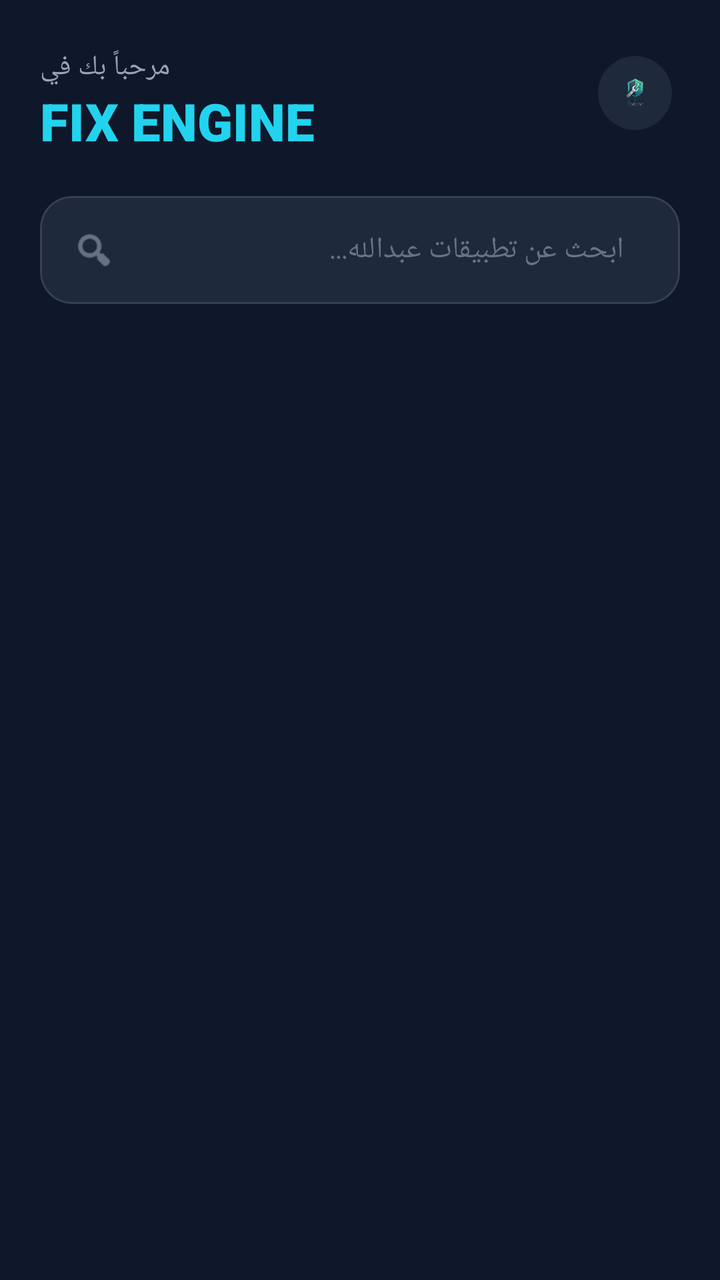
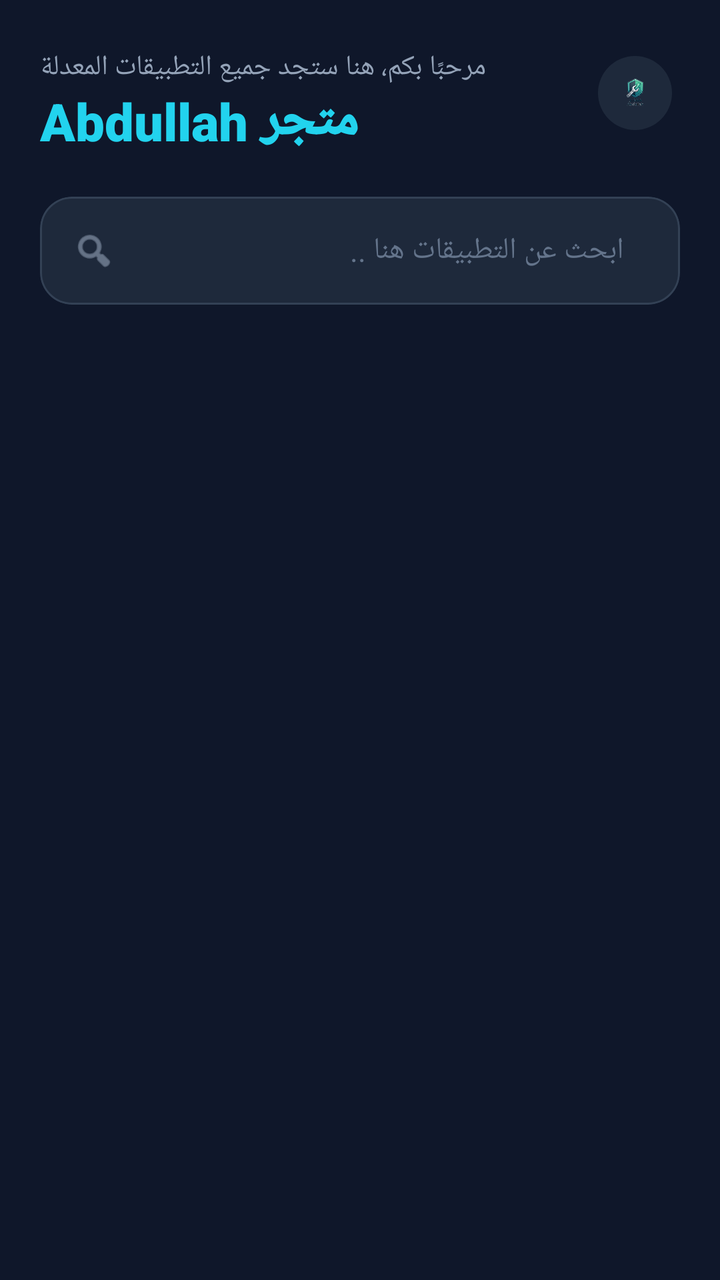

Before-and-after screenshots of an Android layout around one commit, followed by the original layout XML and the change that was made.
<!-- AndroidManifest.xml: application theme Theme.FixEngine -->
<!-- res/layout/activity_main.xml -->
<?xml version="1.0" encoding="utf-8"?>
<androidx.coordinatorlayout.widget.CoordinatorLayout 
    xmlns:android="http://schemas.android.com/apk/res/android"
    xmlns:app="http://schemas.android.com/apk/res-auto"
    xmlns:tools="http://schemas.android.com/tools"
    android:layout_width="match_parent"
    android:layout_height="match_parent"
    android:background="#0F172A"
    tools:context=".MainActivity">

    
    <com.google.android.material.appbar.AppBarLayout
        android:id="@+id/appBar"
        android:layout_width="match_parent"
        android:layout_height="wrap_content"
        android:background="#0F172A"
        app:elevation="0dp">

        
        <com.google.android.material.appbar.CollapsingToolbarLayout
            android:layout_width="match_parent"
            android:layout_height="wrap_content"
            app:layout_scrollFlags="scroll|exitUntilCollapsed">

            <LinearLayout
                android:layout_width="match_parent"
                android:layout_height="wrap_content"
                android:orientation="vertical"
                android:paddingTop="24dp"
                android:paddingHorizontal="20dp"
                android:paddingBottom="12dp">

                <RelativeLayout
                    android:layout_width="match_parent"
                    android:layout_height="wrap_content"
                    android:layout_marginBottom="20dp">

                    <LinearLayout
                        android:layout_width="wrap_content"
                        android:layout_height="wrap_content"
                        android:orientation="vertical">
                        <TextView
                            android:layout_width="wrap_content"
                            android:layout_height="wrap_content"
                            android:text="مرحباً بك في"
                            android:textColor="#94A3B8"
                            android:textSize="14sp" />
                        <TextView
                            android:layout_width="wrap_content"
                            android:layout_height="wrap_content"
                            android:text="FIX ENGINE"
                            android:textColor="#22D3EE"
                            android:textSize="26sp"
                            android:fontFamily="sans-serif-black" />
                    </LinearLayout>

                    
                    <com.google.android.material.imageview.ShapeableImageView
                        android:layout_width="45dp"
                        android:layout_height="45dp"
                        android:layout_alignParentEnd="true"
                        android:src="@drawable/ic_launcher_foreground"
                        android:background="#1E293B"
                        android:padding="4dp"
                        app:shapeAppearanceOverlay="@style/CircleImage" />
                </RelativeLayout>

                
                <com.google.android.material.card.MaterialCardView
                    android:id="@+id/searchCard"
                    android:layout_width="match_parent"
                    android:layout_height="54dp"
                    app:cardBackgroundColor="#1E293B"
                    app:cardCornerRadius="16dp"
                    app:cardElevation="0dp"
                    app:strokeColor="#334155"
                    app:strokeWidth="1dp">

                    <LinearLayout
                        android:layout_width="match_parent"
                        android:layout_height="match_parent"
                        android:gravity="center_vertical"
                        android:orientation="horizontal"
                        android:paddingHorizontal="16dp">

                        <ImageView
                            android:layout_width="22dp"
                            android:layout_height="22dp"
                            android:src="@android:drawable/ic_menu_search"
                            app:tint="#94A3B8" />

                        <EditText
                            android:id="@+id/etSearch"
                            android:layout_width="match_parent"
                            android:layout_height="match_parent"
                            android:background="@android:color/transparent"
                            android:hint="ابحث عن تطبيقات عبدالله..."
                            android:textColorHint="#64748B"
                            android:textColor="#F8FAFC"
                            android:textSize="15sp"
                            android:paddingHorizontal="12dp"
                            android:inputType="text" />
                    </LinearLayout>
                </com.google.android.material.card.MaterialCardView>
            </LinearLayout>
        </com.google.android.material.appbar.CollapsingToolbarLayout>

        
        <com.google.android.material.tabs.TabLayout
            android:id="@+id/tabLayoutMain"
            android:layout_width="match_parent"
            android:layout_height="56dp"
            android:background="#0F172A"
            app:tabIndicatorFullWidth="false"
            app:tabIndicatorHeight="3dp"
            app:tabIndicatorGravity="bottom"
            app:tabIndicatorColor="#22D3EE"
            app:tabSelectedTextColor="#22D3EE"
            app:tabTextColor="#94A3B8"
            app:tabTextAppearance="@style/CustomTabText"
            app:tabRippleColor="@android:color/transparent"/>

        
        <ProgressBar
            android:id="@+id/progressBar"
            style="?android:attr/progressBarStyleHorizontal"
            android:layout_width="match_parent"
            android:layout_height="4dp"
            android:indeterminate="true"
            android:visibility="gone"
            android:indeterminateTint="#22D3EE" />

    </com.google.android.material.appbar.AppBarLayout>

    
    <androidx.viewpager2.widget.ViewPager2
        android:id="@+id/viewPagerMain"
        android:layout_width="match_parent"
        android:layout_height="match_parent"
        android:background="#0F172A"
        app:layout_behavior="@string/appbar_scrolling_view_behavior" />

</androidx.coordinatorlayout.widget.CoordinatorLayout>
<!-- resources referenced by this layout -->
<resources>
  <!-- drawable ic_launcher_foreground: png bitmap (drawable-xxxhdpi, 43725 bytes) -->
  <style name="CircleImage">
          <item name="cornerSize">50%</item>
      </style>
  <style name="CustomTabText">
          <item name="android:textSize">15sp</item>
          <item name="android:textStyle">bold</item>
          <item name="android:fontFamily">sans-serif-medium</item>
      </style>
  <style name="Theme.FixEngine" parent="Theme.MaterialComponents.DayNight.NoActionBar">
          <item name="colorPrimary">#22D3EE</item>
          <item name="colorPrimaryVariant">#0891B2</item>
          <item name="colorOnPrimary">#0F172A</item>
  
          <item name="colorSecondary">#38BDF8</item>
          <item name="colorSecondaryVariant">#0284C7</item>
          <item name="colorOnSecondary">#FFFFFF</item>
  
          <item name="android:windowBackground">#0F172A</item>
          <item name="android:statusBarColor">#0F172A</item>
          <item name="android:windowLightStatusBar" tools:targetApi="m">false</item> 
          
          <item name="materialButtonStyle">@style/Widget.FixEngine.Button</item>
          
          <item name="android:textColorPrimary">#F8FAFC</item>
          <item name="android:textColorSecondary">#94A3B8</item>
  
          <item name="materialAlertDialogTheme">@style/Theme.FixEngine.Dialog</item>
      </style>
  <style name="Widget.FixEngine.Button" parent="Widget.MaterialComponents.Button.UnelevatedButton">
          <item name="cornerRadius">16dp</item>
          <item name="android:insetTop">0dp</item>
          <item name="android:insetBottom">0dp</item>
          <item name="android:textAllCaps">false</item>
          <item name="android:fontFamily">sans-serif-medium</item>
          <item name="android:letterSpacing">0.03</item>
      </style>
  <style name="Theme.FixEngine.Dialog" parent="Theme.MaterialComponents.DayNight.Dialog.Alert">
      <item name="android:windowIsFloating">true</item>
      
      <item name="android:windowIsTranslucent">false</item> 
      <item name="android:windowBackground">@android:color/transparent</item>
      <item name="android:windowContentOverlay">@null</item>
      <item name="android:backgroundDimEnabled">true</item> 
      <item name="android:backgroundDimAmount">0.5</item>
  
      <item name="colorPrimary">#22D3EE</item>
      <item name="colorOnSurface">#F8FAFC</item>
      <item name="android:textColorPrimary">#F8FAFC</item>
  </style>
</resources>

<!-- the commit's change to res/layout/activity_main.xml (unified diff, before → after) -->
@@ -42,13 +42,13 @@
                         <TextView
                             android:layout_width="wrap_content"
                             android:layout_height="wrap_content"
-                            android:text="مرحباً بك في"
+                            android:text="مرحبًا بكم، هنا ستجد جميع التطبيقات المعدلة"
                             android:textColor="#94A3B8"
                             android:textSize="14sp" />
                         <TextView
                             android:layout_width="wrap_content"
                             android:layout_height="wrap_content"
-                            android:text="FIX ENGINE"
+                            android:text="متجر Abdullah"
                             android:textColor="#22D3EE"
                             android:textSize="26sp"
                             android:fontFamily="sans-serif-black" />
@@ -94,7 +94,7 @@
                             android:layout_width="match_parent"
                             android:layout_height="match_parent"
                             android:background="@android:color/transparent"
-                            android:hint="ابحث عن تطبيقات عبدالله..."
+                            android:hint="ابحث عن التطبيقات هنا .."
                             android:textColorHint="#64748B"
                             android:textColor="#F8FAFC"
                             android:textSize="15sp"
